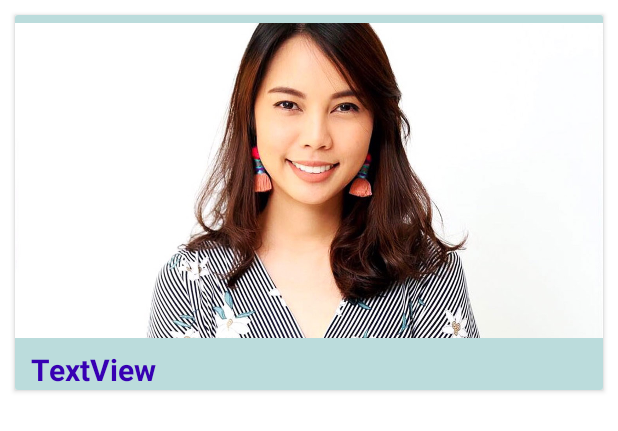
After one commit to sunnayterzi/reHeimer, an Android app: the layout photo_item.xml on its own in the app's theme, with its tools: preview values and no code run, on a phone screen of 412 x 824 dp. The commit adds this screen. Shown: the top 431 px of the screen. Run offline under Robolectric (Android 15) with nearby library versions, the phone set to English and light mode, and no system bars.

Commit message:
photo album added

```diff
--- a/app/build.gradle
+++ b/app/build.gradle
@@ -40,7 +40,10 @@ dependencies {
     implementation 'androidx.constraintlayout:constraintlayout:2.1.3'
     implementation 'com.google.firebase:firebase-auth:21.0.1'
     implementation 'com.google.firebase:firebase-database:20.0.4'
+    implementation 'com.google.firebase:firebase-storage:20.0.1'
     testImplementation 'junit:junit:4.13.2'
     androidTestImplementation 'androidx.test.ext:junit:1.1.3'
     androidTestImplementation 'androidx.test.espresso:espresso-core:3.4.0'
+    implementation 'com.github.bumptech.glide:glide:4.13.0'
+    annotationProcessor 'com.github.bumptech.glide:compiler:4.13.0'
 }
--- /dev/null
+++ b/app/src/main/res/layout/photo_item.xml
@@ -0,0 +1,48 @@
+<?xml version="1.0" encoding="utf-8"?>
+<androidx.cardview.widget.CardView xmlns:android="http://schemas.android.com/apk/res/android"
+    xmlns:app="http://schemas.android.com/apk/res-auto"
+    xmlns:tools="http://schemas.android.com/tools"
+    android:layout_width="match_parent"
+    android:layout_height="250dp"
+    android:layout_margin="10dp"
+    android:background="@drawable/card"
+    android:elevation="10dp">
+
+    <androidx.constraintlayout.widget.ConstraintLayout
+        android:layout_width="match_parent"
+        android:layout_height="match_parent"
+        android:background="@color/item">
+
+        <ImageView
+            android:id="@+id/imageView_album"
+            android:layout_width="match_parent"
+            android:layout_height="210dp"
+            android:layout_marginTop="5dp"
+            android:scaleType="centerCrop"
+            app:layout_constraintEnd_toEndOf="parent"
+            app:layout_constraintStart_toStartOf="parent"
+            app:layout_constraintTop_toTopOf="parent"
+            app:srcCompat="@drawable/people" />
+
+        <TextView
+            android:id="@+id/textView_albumdescription"
+            android:layout_width="match_parent"
+            android:layout_height="41dp"
+            android:layout_marginStart="5dp"
+            android:layout_marginTop="2dp"
+            android:layout_marginEnd="5dp"
+            android:paddingStart="5dp"
+            android:paddingTop="5dp"
+            android:paddingEnd="5dp"
+            android:paddingRight="5dp"
+            android:paddingBottom="5dp"
+            android:text="TextView"
+            android:textColor="@color/purple_700"
+            android:textSize="20sp"
+            android:textStyle="bold"
+            app:layout_constraintEnd_toEndOf="parent"
+            app:layout_constraintStart_toStartOf="parent"
+            app:layout_constraintTop_toBottomOf="@+id/imageView_album" />
+    </androidx.constraintlayout.widget.ConstraintLayout>
+
+</androidx.cardview.widget.CardView>
--- a/app/src/main/res/values/colors.xml
+++ b/app/src/main/res/values/colors.xml
@@ -7,4 +7,6 @@
     <color name="teal_700">#0788A8</color>
     <color name="black">#FF000000</color>
     <color name="white">#FFFFFFFF</color>
+    <color name="album">#CCE5FF</color>
+    <color name= "item"> #BBDCDC</color>
 </resources>
```
Also changed, not shown: app/src/main/AndroidManifest.xml (+7 -3 lines), app/src/main/java/com/example/reheimer2/PhotosActivity.java (+61 -0 lines), app/src/main/java/com/example/reheimer2/UploadPhotoActivity.java (added, +143 -0 lines), app/src/main/res/layout/activity_photos.xml (+43 -1 lines), app/src/main/res/layout/activity_upload_photo.xml (added, +64 -0 lines), app/src/main/res/drawable/card.jpg (added), app/src/main/res/drawable/gray.jpg (added), app/src/main/res/drawable/people.jpg (added), app/src/main/res/drawable/softgray.jpg (added).
